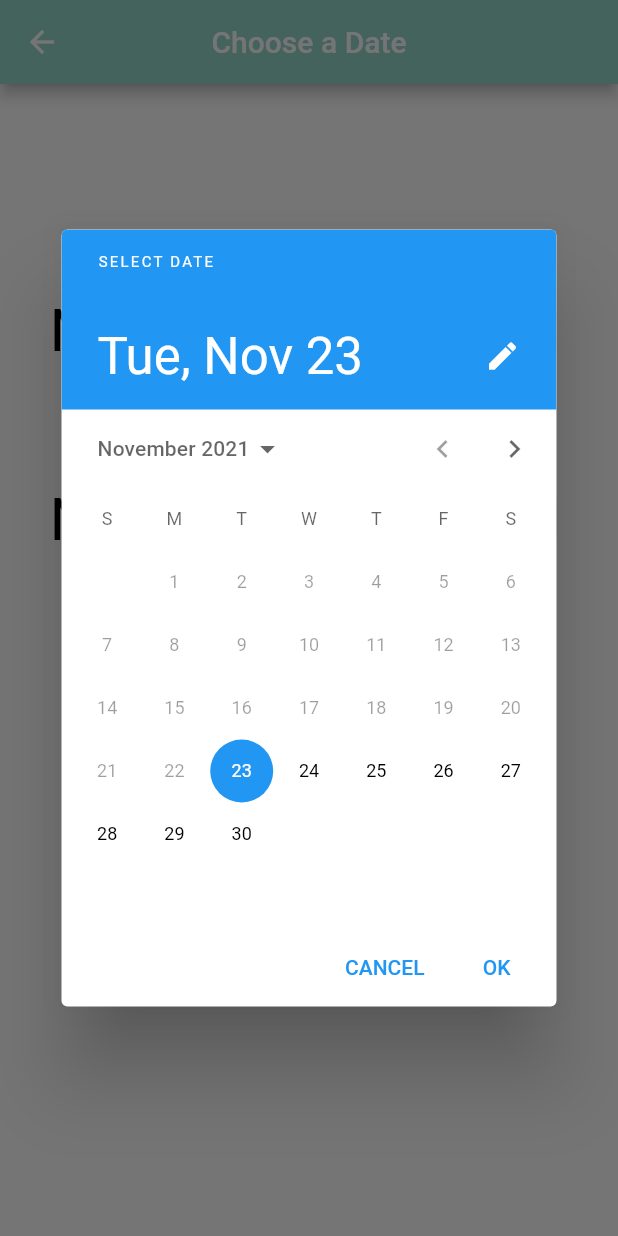
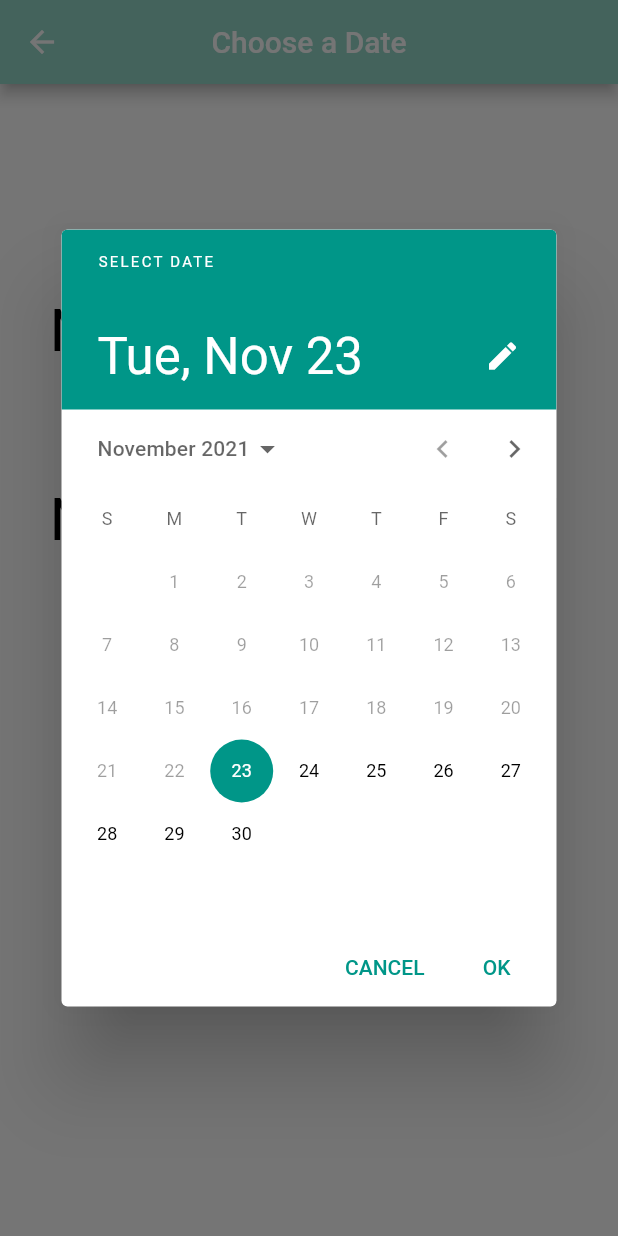
Before and after one commit to MartinDampier/Sound_Trek, a Flutter app: the BuildDateEvent screen opened directly, after a tap on an icon or button, on a phone screen of 412 x 824 dp. Run offline on Flutter 3.47's test engine with Material 2 defaults, Android fonts, the phone set to English and light mode, and no system bars; our stand-ins replace flutter_slidable, flutter_speed_dial, flutter_svg, google_maps_flutter, just_audio, location; missing offline and left inert: geopointer.

Commit message:
changed colors calender for setting dates

```diff
--- a/lib/screens/event_builders/date_event_builder.dart
+++ b/lib/screens/event_builders/date_event_builder.dart
@@ -130,6 +130,16 @@ class BuildDateEventState extends State<BuildDateEvent> {
       initialDate: startDate,
       firstDate: DateTime.now(),
       lastDate: DateTime(2025),
+      builder: (context, child) {
+        return Theme(
+          data: ThemeData.light().copyWith(
+            colorScheme: ColorScheme.light(
+              primary: Colors.teal,
+            ),
+          ),
+          child: child!,
+        );
+      },
     ))!;
 
     setState(() {
@@ -145,6 +155,16 @@ class BuildDateEventState extends State<BuildDateEvent> {
       initialDate: endDate,
       firstDate: DateTime.now(),
       lastDate: DateTime(2025),
+      builder: (context, child) {
+        return Theme(
+          data: ThemeData.light().copyWith(
+            colorScheme: ColorScheme.light(
+              primary: Colors.teal,
+            ),
+          ),
+          child: child!,
+        );
+      },
     ))!;
 
     setState(() {
```
